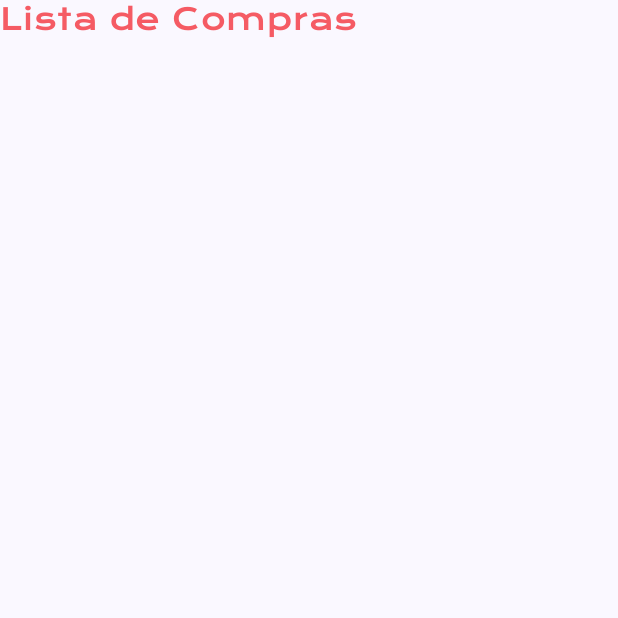
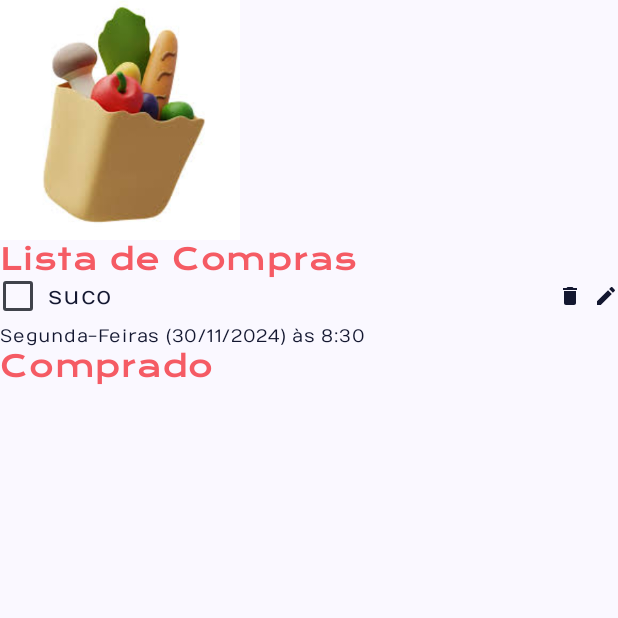
Before and after one commit to vinicarpes/super-compras, an Android app built with Jetpack Compose: the screen it shows after launch (MainActivity), on a phone screen of 412 x 824 dp, the top half of it. Run offline under Robolectric (Android 15) with nearby library versions, the phone set to English and light mode, and no system bars.

Commit message:
feat: add shop list item component

```diff
--- a/app/src/main/java/com/example/comprao/MainActivity.kt
+++ b/app/src/main/java/com/example/comprao/MainActivity.kt
@@ -5,21 +5,31 @@ import androidx.activity.ComponentActivity
 import androidx.activity.compose.setContent
 import androidx.activity.enableEdgeToEdge
 import androidx.compose.foundation.Image
+import androidx.compose.foundation.layout.Arrangement
+import androidx.compose.foundation.layout.Column
+import androidx.compose.foundation.layout.Row
 import androidx.compose.foundation.layout.fillMaxSize
 import androidx.compose.foundation.layout.padding
+import androidx.compose.foundation.layout.requiredSize
 import androidx.compose.foundation.layout.size
 import androidx.compose.material.icons.Icons
+import androidx.compose.material.icons.filled.Delete
 import androidx.compose.material.icons.filled.Edit
+import androidx.compose.material3.Checkbox
 import androidx.compose.material3.Icon
 import androidx.compose.material3.Scaffold
 import androidx.compose.material3.Text
 import androidx.compose.runtime.Composable
+import androidx.compose.ui.Alignment
 import androidx.compose.ui.Modifier
+import androidx.compose.ui.focus.focusModifier
 import androidx.compose.ui.graphics.vector.ImageVector
 import androidx.compose.ui.res.painterResource
+import androidx.compose.ui.text.style.TextAlign
 import androidx.compose.ui.tooling.preview.Preview
 import androidx.compose.ui.unit.dp
 import com.example.comprao.ui.theme.CompraoTheme
+import com.example.comprao.ui.theme.Marinho
 import com.example.comprao.ui.theme.Typography
 
 class MainActivity : ComponentActivity() {
@@ -29,15 +39,55 @@ class MainActivity : ComponentActivity() {
         setContent {
             CompraoTheme {
                 Scaffold(modifier = Modifier.fillMaxSize()) { innerPadding ->
-                    Titulo(modifier = Modifier.padding(innerPadding))
-//                    ImagemTopo(modifier = Modifier.padding(innerPadding))
-//                    Icone(
-//                        icone = Icons.Default.Edit,
-//                        modifier = Modifier.padding(innerPadding)
-//                    )
+                    Column(verticalArrangement = Arrangement.Top) {
+                        ImagemTopo(modifier = Modifier.padding(innerPadding))
+                        Titulo(
+                            texto = "Lista de Compras",
+                            modifier = Modifier.padding(innerPadding)
+                        )
+                        ItemDaLista(modifier = Modifier.padding(innerPadding))
+                        Titulo(texto = "Comprado", modifier = Modifier.padding(innerPadding))
+                    }
+
                 }
             }
         }
+    }
+}
+
+
+@Composable
+fun ItemDaLista(modifier: Modifier = Modifier) {
+    Column(verticalArrangement = Arrangement.Top, modifier = modifier) {
+        Row(
+            verticalAlignment = Alignment.CenterVertically,
+            horizontalArrangement = Arrangement.Start
+        ) {
+            Checkbox(
+                checked = false,
+                onCheckedChange = {},
+                modifier = Modifier
+                    .padding(end = 8.dp)
+                    .requiredSize(24.dp)
+            )
+            Text(
+                text = "suco",
+                style = Typography.bodyMedium,
+                textAlign = TextAlign.Start,
+                modifier = Modifier.weight(1f)
+            )
+            Icone(
+                Icons.Default.Delete, Modifier
+                    .padding(end = 8.dp)
+                    .size(16.dp)
+            )
+            Icone(Icons.Default.Edit, Modifier.size(16.dp))
+        }
+        Text(
+            "Segunda-Feiras (30/11/2024) às 8:30",
+            Modifier.padding(top = 8.dp),
+            style = Typography.labelSmall
+        )
     }
 }
 
@@ -50,10 +100,35 @@ fun Greeting(name: String, modifier: Modifier = Modifier) {
 }
 
 @Composable
-fun ImagemTopo(modifier: Modifier = Modifier){
-    Image(painter = painterResource(id= R.drawable.imagem_topo),
+fun ImagemTopo(modifier: Modifier = Modifier) {
+    Image(
+        painter = painterResource(id = R.drawable.imagem_topo),
         contentDescription = null,
-        modifier = modifier.size(160.dp))
+        modifier = modifier.size(160.dp)
+    )
+}
+
+@Composable
+fun Icone(icone: ImageVector, modifier: Modifier = Modifier) {
+    Icon(
+        icone,
+        contentDescription = "Editar",
+        modifier,
+        tint = Marinho
+    )
+}
+
+@Composable
+fun Titulo(texto: String, modifier: Modifier = Modifier) {
+    Text(text = texto, style = Typography.headlineLarge, modifier = modifier)
+}
+
+@Preview
+@Composable
+private fun ItemDaListaPreview() {
+    CompraoTheme {
+        ItemDaLista()
+    }
 }
 
 @Preview
@@ -64,13 +139,6 @@ fun ImagemTopoPreview() {
     }
 }
 
-@Composable
-fun Icone(icone : ImageVector, modifier: Modifier = Modifier) {
-    Icon(icone,
-        contentDescription = "Editar",
-        modifier)
-}
-
 @Preview
 @Composable
 fun IconePreview() {
@@ -78,16 +146,12 @@ fun IconePreview() {
         Icone(Icons.Default.Edit)
     }
 }
-@Composable
-fun Titulo(modifier: Modifier){
-    Text(text = "Lista de Compras", modifier = modifier, style = Typography.headlineLarge)
-}
 
 @Preview
 @Composable
-fun TituloPreview(){
+fun TituloPreview() {
     CompraoTheme {
-        Titulo(modifier = Modifier)
+        Titulo(texto = "Lista de Compras")
     }
 }
 
```
